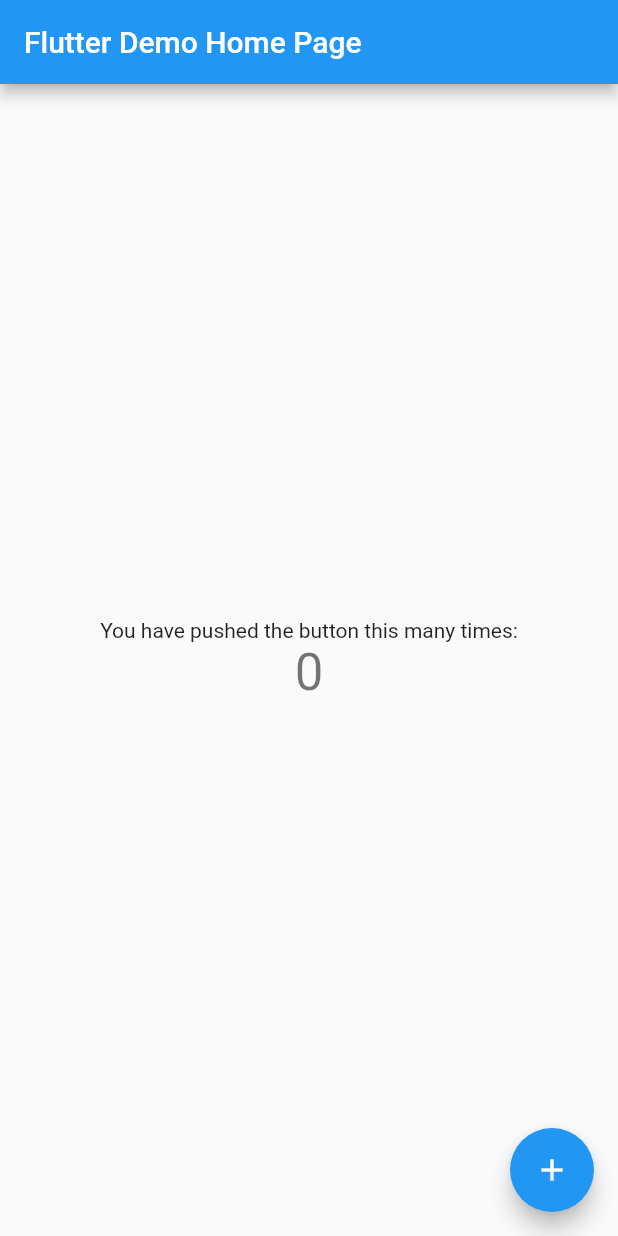
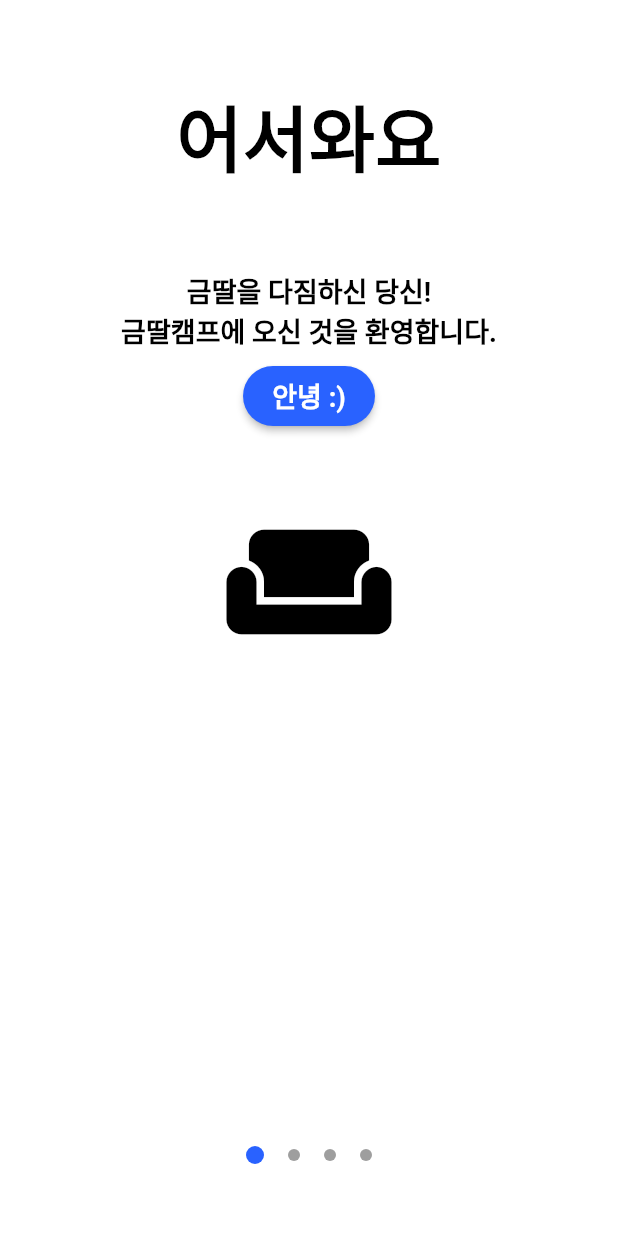
Before and after one commit to junhaddi/Pongdang, a Flutter app: the screen it shows after launch, on a phone screen of 412 x 824 dp. Run offline on Flutter 3.47's test engine with Material 2 defaults, Android fonts, the phone set to English and light mode, and no system bars; our stand-ins replace dynamic_theme, flutter_swiper, shared_preferences; Roboto replaces fonts that are missing (NanumBarunGothic).

Commit message:
앱 실행시 스크린 라우팅 구현

```diff
--- a/lib/main.dart
+++ b/lib/main.dart
@@ -1,117 +1,67 @@
+import 'package:dynamic_theme/dynamic_theme.dart';
 import 'package:flutter/material.dart';
+import 'package:pongdang/screens/index_screen.dart';
+import 'package:pongdang/screens/walkthrough_screen.dart';
+import 'package:shared_preferences/shared_preferences.dart';
 
 void main() {
-  runApp(MyApp());
+  WidgetsFlutterBinding.ensureInitialized();
+  SharedPreferences.getInstance().then((prefs) {
+    runApp(MyApp(prefs: prefs));
+  });
 }
 
 class MyApp extends StatelessWidget {
-  // This widget is the root of your application.
-  @override
-  Widget build(BuildContext context) {
-    return MaterialApp(
-      title: 'Flutter Demo',
-      theme: ThemeData(
-        // This is the theme of your application.
-        //
-        // Try running your application with "flutter run". You'll see the
-        // application has a blue toolbar. Then, without quitting the app, try
-        // changing the primarySwatch below to Colors.green and then invoke
-        // "hot reload" (press "r" in the console where you ran "flutter run",
-        // or simply save your changes to "hot reload" in a Flutter IDE).
-        // Notice that the counter didn't reset back to zero; the application
-        // is not restarted.
-        primarySwatch: Colors.blue,
-        // This makes the visual density adapt to the platform that you run
-        // the app on. For desktop platforms, the controls will be smaller and
-        // closer together (more dense) than on mobile platforms.
-        visualDensity: VisualDensity.adaptivePlatformDensity,
-      ),
-      home: MyHomePage(title: 'Flutter Demo Home Page'),
-    );
-  }
-}
+  final SharedPreferences prefs;
 
-class MyHomePage extends StatefulWidget {
-  MyHomePage({Key key, this.title}) : super(key: key);
-
-  // This widget is the home page of your application. It is stateful, meaning
-  // that it has a State object (defined below) that contains fields that affect
-  // how it looks.
-
-  // This class is the configuration for the state. It holds the values (in this
-  // case the title) provided by the parent (in this case the App widget) and
-  // used by the build method of the State. Fields in a Widget subclass are
-  // always marked "final".
-
-  final String title;
-
-  @override
-  _MyHomePageState createState() => _MyHomePageState();
-}
-
-class _MyHomePageState extends State<MyHomePage> {
-  int _counter = 0;
-
-  void _incrementCounter() {
-    setState(() {
-      // This call to setState tells the Flutter framework that something has
-      // changed in this State, which causes it to rerun the build method below
-      // so that the display can reflect the updated values. If we changed
-      // _counter without calling setState(), then the build method would not be
-      // called again, and so nothing would appear to happen.
-      _counter++;
-    });
-  }
+  MyApp({this.prefs});
 
   @override
   Widget build(BuildContext context) {
-    // This method is rerun every time setState is called, for instance as done
-    // by the _incrementCounter method above.
-    //
-    // The Flutter framework has been optimized to make rerunning build methods
-    // fast, so that you can just rebuild anything that needs updating rather
-    // than having to individually change instances of widgets.
-    return Scaffold(
-      appBar: AppBar(
-        // Here we take the value from the MyHomePage object that was created by
-        // the App.build method, and use it to set our appbar title.
-        title: Text(widget.title),
-      ),
-      body: Center(
-        // Center is a layout widget. It takes a single child and positions it
-        // in the middle of the parent.
-        child: Column(
-          // Column is also a layout widget. It takes a list of children and
-          // arranges them vertically. By default, it sizes itself to fit its
-          // children horizontally, and tries to be as tall as its parent.
-          //
-          // Invoke "debug painting" (press "p" in the console, choose the
-          // "Toggle Debug Paint" action from the Flutter Inspector in Android
-          // Studio, or the "Toggle Debug Paint" command in Visual Studio Code)
-          // to see the wireframe for each widget.
-          //
-          // Column has various properties to control how it sizes itself and
-          // how it positions its children. Here we use mainAxisAlignment to
-          // center the children vertically; the main axis here is the vertical
-          // axis because Columns are vertical (the cross axis would be
-          // horizontal).
-          mainAxisAlignment: MainAxisAlignment.center,
-          children: <Widget>[
-            Text(
-              'You have pushed the button this many times:',
-            ),
-            Text(
-              '$_counter',
-              style: Theme.of(context).textTheme.headline4,
-            ),
-          ],
-        ),
-      ),
-      floatingActionButton: FloatingActionButton(
-        onPressed: _incrementCounter,
-        tooltip: 'Increment',
-        child: Icon(Icons.add),
-      ), // This trailing comma makes auto-formatting nicer for build methods.
+    return DynamicTheme(
+      defaultBrightness: (prefs.getBool('isDark') ?? false
+          ? Brightness.dark
+          : Brightness.light),
+      data: (brightness) {
+        return brightness == Brightness.light
+            ? ThemeData(
+                // 기본모드 테마
+                primarySwatch: Colors.grey,
+                primaryColor: Colors.white,
+                brightness: Brightness.light,
+                accentColor: Colors.black,
+                fontFamily: 'NanumBarunGothic',
+              )
+            : ThemeData(
+                // 다크모드 테마
+                primarySwatch: Colors.grey,
+                primaryColor: Colors.black,
+                brightness: Brightness.dark,
+                accentColor: Colors.white,
+                fontFamily: 'NanumBarunGothic',
+              );
+      },
+      themedWidgetBuilder: (context, theme) {
+        return MaterialApp(
+          title: '퐁당퐁당',
+          theme: theme,
+          debugShowCheckedModeBanner: false,
+          routes: <String, WidgetBuilder>{
+            '/index': (BuildContext context) => IndexScreen(),
+          },
+          home: _handleCurrentScreen(),
+        );
+      },
     );
   }
+
+  // 앱 실행 시 스크린 라우팅
+  Widget _handleCurrentScreen() {
+    bool isWalkthroughSeen = (prefs.getBool('walkthroughSeen') ?? false);
+    if (isWalkthroughSeen) {
+      return IndexScreen();
+    } else {
+      return WalkthroughScreen(prefs: prefs);
+    }
+  }
 }
--- /dev/null
+++ b/lib/screens/index_screen.dart
@@ -0,0 +1,12 @@
+import 'package:flutter/material.dart';
+
+class IndexScreen extends StatelessWidget {
+  @override
+  Widget build(BuildContext context) {
+    return Scaffold(
+      body: Center(
+        child: Text('홈'),
+      ),
+    );
+  }
+}
--- /dev/null
+++ b/lib/screens/walkthrough_screen.dart
@@ -0,0 +1,131 @@
+import 'package:flutter/material.dart';
+import 'package:flutter_swiper/flutter_swiper.dart';
+import 'package:pongdang/widgets/walkthrough_page.dart';
+import 'package:shared_preferences/shared_preferences.dart';
+
+class WalkthroughScreen extends StatefulWidget {
+  final SharedPreferences prefs;
+
+  WalkthroughScreen({this.prefs});
+
+  @override
+  _WalkthroughScreenState createState() => _WalkthroughScreenState();
+}
+
+class _WalkthroughScreenState extends State<WalkthroughScreen> {
+  final _formKey = GlobalKey<FormState>();
+  final SwiperController _swiperController = SwiperController();
+  final TextEditingController _textEditingController = TextEditingController();
+
+  @override
+  Widget build(BuildContext context) {
+    return Scaffold(
+      backgroundColor: Colors.white,
+      resizeToAvoidBottomPadding: false,
+      body: Swiper.children(
+        controller: _swiperController,
+        loop: false,
+        pagination: SwiperPagination(
+          margin: EdgeInsets.only(bottom: 40.0),
+          builder: DotSwiperPaginationBuilder(
+            activeColor: Colors.blueAccent[700],
+            color: Colors.grey,
+            activeSize: 12.0,
+            size: 8.0,
+            space: 8.0,
+          ),
+        ),
+        onIndexChanged: (value) {
+          FocusScope.of(context).unfocus();
+        },
+        children: <Widget>[
+          WalkThroughPage(
+            title: '어서와요',
+            description: '금딸을 다짐하신 당신!\n금딸캠프에 오신 것을 환영합니다.',
+            buttonText: '안녕 :)',
+            onTap: () {
+              _swiperController.next();
+            },
+            child: Icon(
+              Icons.weekend,
+              size: 120.0,
+              color: Colors.black,
+            ),
+          ),
+          WalkThroughPage(
+            title: '함께해요',
+            description: '자신만의 금딸 목표일수를 세우고\n다른 사람들과 함께 목표를 달성해 보아요.',
+            buttonText: '화이팅 :D',
+            onTap: () {
+              _swiperController.next();
+            },
+            child: Icon(
+              Icons.check_box,
+              size: 120.0,
+              color: Colors.black,
+            ),
+          ),
+          WalkThroughPage(
+            title: '나눠봐요',
+            description: '금딸하는 동안 겪은 경험담과 노하우를\n다른 사람들과 나누어 보아요.',
+            buttonText: '오케이 ;)',
+            onTap: () {
+              _swiperController.next();
+            },
+            child: Icon(
+              Icons.favorite,
+              size: 120.0,
+              color: Colors.black,
+            ),
+          ),
+          Form(
+            key: _formKey,
+            child: WalkThroughPage(
+              title: '시작해요',
+              description: '포기하지 말고 목표 끝까지 화이팅해보아요!\n금딸캠프가 당신의 금딸을 응원합니다.',
+              buttonText: '아자! 아자!',
+              onTap: () {
+                if (_formKey.currentState.validate()) {
+                  widget.prefs.setBool('walkthroughSeen', true);
+                  widget.prefs
+                      .setString('nickName', _textEditingController.text);
+                  Navigator.of(context).pushReplacementNamed('/index');
+                }
+              },
+              child: Column(
+                children: <Widget>[
+                  Container(
+                    width: 300.0,
+                    child: TextFormField(
+                      controller: _textEditingController,
+                      enableInteractiveSelection: false,
+                      maxLength: 8,
+                      autovalidate: true,
+                      textAlign: TextAlign.center,
+                      style: TextStyle(
+                        fontSize: 28.0,
+                      ),
+                      decoration: InputDecoration(
+                        hintText: '별명',
+                      ),
+                      validator: (value) {
+                        if (value.isEmpty) {
+                          return '별명을 입력해 주세요';
+                        }
+                        return null;
+                      },
+                    ),
+                  ),
+                  SizedBox(
+                    height: 40.0,
+                  ),
+                  Text('설정 페이지에서 언제든지 바꿀 수 있습니다'),
+                ],
+              ),
+            ),
+          ),
+        ],
+      ),
+    );
+  }
+}
--- /dev/null
+++ b/lib/widgets/walkthrough_page.dart
@@ -0,0 +1,75 @@
+import 'package:flutter/material.dart';
+
+class WalkThroughPage extends StatelessWidget {
+  final String title;
+  final String description;
+  final String buttonText;
+  final VoidCallback onTap;
+  final Widget child;
+
+  WalkThroughPage({
+    this.title,
+    this.description,
+    this.buttonText,
+    this.onTap,
+    this.child,
+  });
+
+  @override
+  Widget build(BuildContext context) {
+    return SafeArea(
+      child: Column(
+        children: [
+          Container(
+            height: 180.0,
+            child: Center(
+              child: Text(
+                title,
+                textAlign: TextAlign.center,
+                style: TextStyle(
+                  fontSize: 48.0,
+                  fontWeight: FontWeight.bold,
+                  color: Colors.black,
+                ),
+              ),
+            ),
+          ),
+          Container(
+            height: 60.0,
+            child: Text(
+              description,
+              textAlign: TextAlign.center,
+              style: TextStyle(
+                fontSize: 18.0,
+                fontWeight: FontWeight.bold,
+                color: Colors.black,
+              ),
+            ),
+          ),
+          ButtonTheme(
+            height: 40.0,
+            child: RaisedButton(
+              color: Colors.blueAccent[700],
+              shape: RoundedRectangleBorder(
+                borderRadius: BorderRadius.circular(50.0),
+              ),
+              child: Text(
+                buttonText,
+                style: TextStyle(
+                  fontSize: 18.0,
+                  fontWeight: FontWeight.bold,
+                  color: Colors.white,
+                ),
+              ),
+              onPressed: onTap,
+            ),
+          ),
+          SizedBox(
+            height: 40.0,
+          ),
+          child,
+        ],
+      ),
+    );
+  }
+}
```
Also changed, not shown: pubspec.yaml (+3 -5 lines), pubspec.lock.
